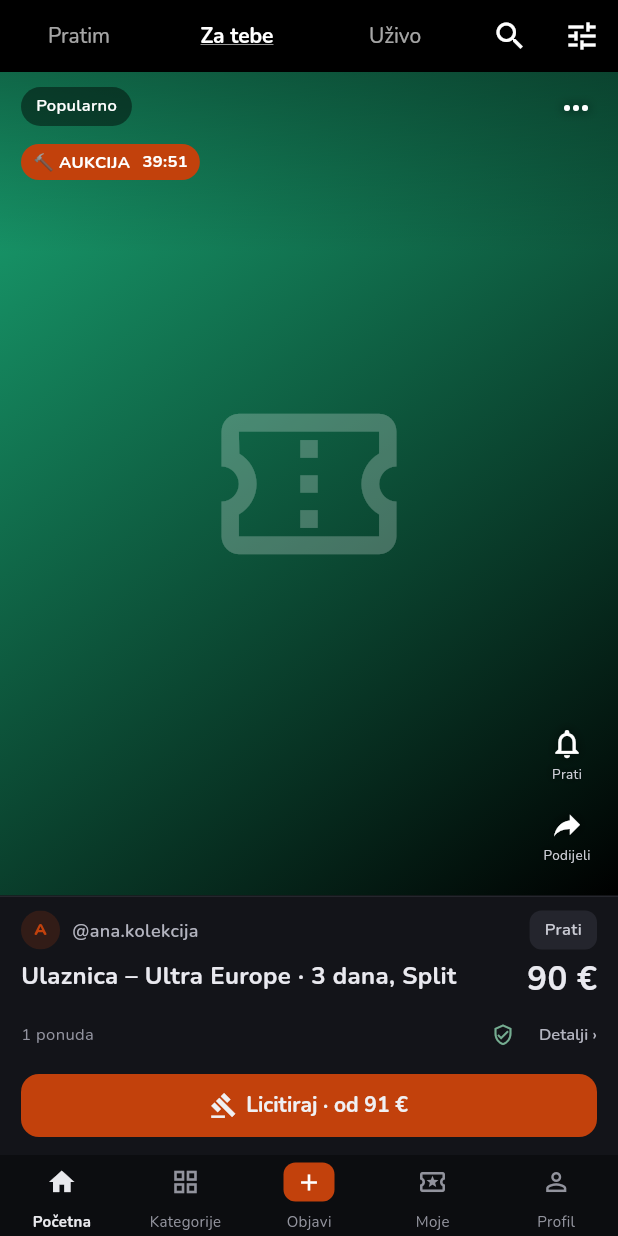
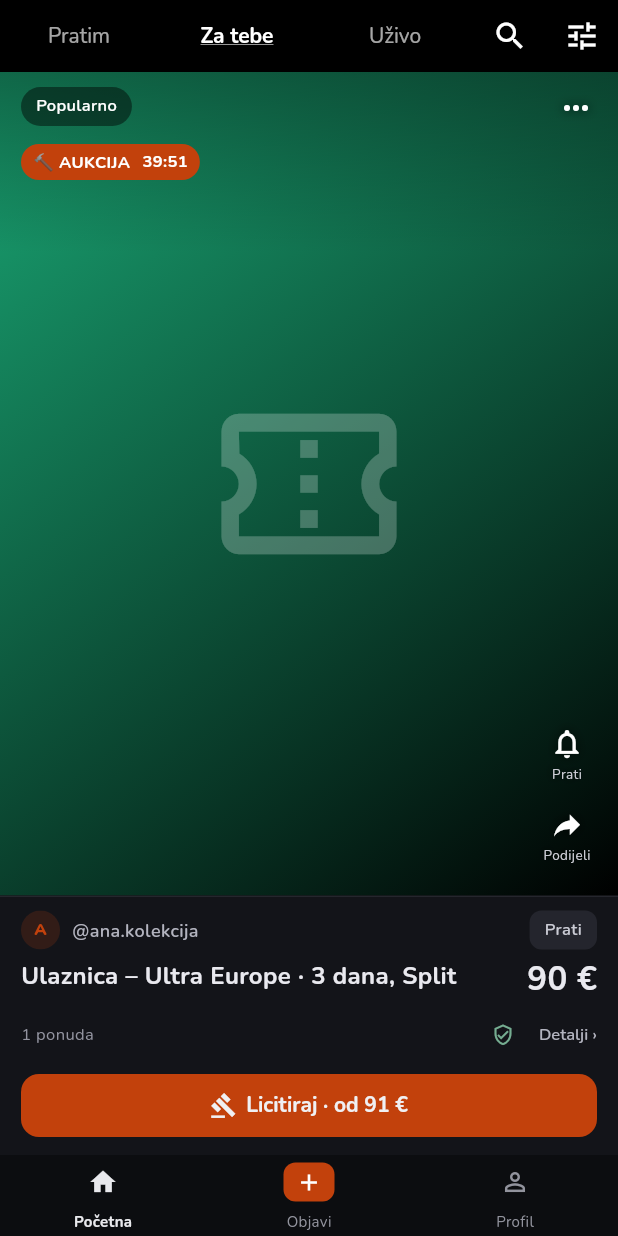
Before and after one commit to Karlo6546541/bot, a Flutter app: the screen it shows after launch, on a phone screen of 412 x 824 dp. Run offline on Flutter 3.47's test engine with Material 3 defaults, Android fonts, the phone set to English and light mode, and no system bars; our stand-ins replace file_picker, flutter_riverpod, hive_flutter, image_picker, qr_flutter, share_plus and 2 more; missing offline and left inert: dart:js_interop, dart_webrtc, flutter_webrtc; accounts and stored records are empty.

Commit message:
Kategorije i Moje u gornjem desnom izborniku (#9)
U donjoj traci ostaju Početna, Objavi i Profil. Dodaje Moje u postojeći izbornik i kategorije/Moje na ostale glavne ekrane. Gornja traka ostaje dostupna tijekom pomicanja. Analiza, 233 testa, web build i browser pregledi prolaze.

```diff
--- a/loop_app/lib/screens/home_shell.dart
+++ b/loop_app/lib/screens/home_shell.dart
@@ -123,9 +123,19 @@
 
     return AdaptiveShell(
       immersiveNavigation: _index == 0 && _feedSelected,
-      destinations: _destinations,
-      selectedIndex: _navIndex(_index),
-      onSelect: _onNav,
+      destinations: isDesktop
+          ? _destinations
+          : [_destinations[0], _destinations[2], _destinations[4]],
+      selectedIndex: isDesktop ? _navIndex(_index) : (_index == 3 ? 2 : 0),
+      onSelect: isDesktop
+          ? _onNav
+          : (nav) {
+              if (nav == 1) {
+                showCreateSheet(context);
+              } else {
+                _go(nav == 2 ? 3 : 0);
+              }
+            },
       railHeader: Padding(
         padding: const EdgeInsets.symmetric(vertical: 20),
         child: LoopLogo(size: 22, onTap: _goHome),
@@ -152,6 +162,16 @@
                     icon: const Icon(Icons.search),
                     onPressed: () => SearchScreen.open(context),
                   ),
+                PopupMenuButton<int>(
+                  key: const ValueKey('shell-library-menu'),
+                  tooltip: t('Filteri'),
+                  icon: const Icon(Icons.tune),
+                  onSelected: _go,
+                  itemBuilder: (_) => [
+                    PopupMenuItem(value: 1, child: Text(t('Kategorije'))),
+                    PopupMenuItem(value: 2, child: Text(t('Moje'))),
+                  ],
+                ),
                 const MessagesButton(),
                 const NotificationBell(),
                 if (!phone) ...[
--- a/loop_app/lib/screens/live_home_screen.dart
+++ b/loop_app/lib/screens/live_home_screen.dart
@@ -434,6 +434,12 @@
                                       'categories',
                                     ),
                                     (
+                                      'my',
+                                      t('Moje'),
+                                      Icons.local_activity_outlined,
+                                      'my',
+                                    ),
+                                    (
                                       'live-menu',
                                       t('Uživo'),
                                       Icons.videocam_outlined,
@@ -486,6 +492,8 @@
                     if (!mounted || !context.mounted) return;
                     if (picked == 'categories') {
                       await CategoriesScreen.open(context);
+                    } else if (picked == 'my') {
+                      ref.read(homeTabProvider.notifier).select(2);
                     } else if (picked is _Filter) {
                       _select(picked);
                     }
@@ -567,12 +575,14 @@
       );
     }
 
-    return CustomScrollView(
+    return Column(
+      children: [
+        chips,
+        Expanded(
+          child: CustomScrollView(
             slivers: [
-        if (_filter is! _ForYou)
-          const SliverToBoxAdapter(child: SizedBox(height: 8)),
-        SliverToBoxAdapter(child: chips),
-        if (onLive || onAuctions) SliverToBoxAdapter(child: categoryFilter),
+              if (onLive || onAuctions)
+                SliverToBoxAdapter(child: categoryFilter),
               if (_showHow && _filter is _ForYou)
                 SliverToBoxAdapter(
                   child: _HowLoopWorks(
@@ -590,6 +600,9 @@
                 ),
               ...slivers,
               const SliverToBoxAdapter(child: SizedBox(height: 96)),
+            ],
+          ),
+        ),
       ],
     );
   }
```
Also changed, not shown: 5 other files. Lines whose indentation alone changed are shown as unchanged.
